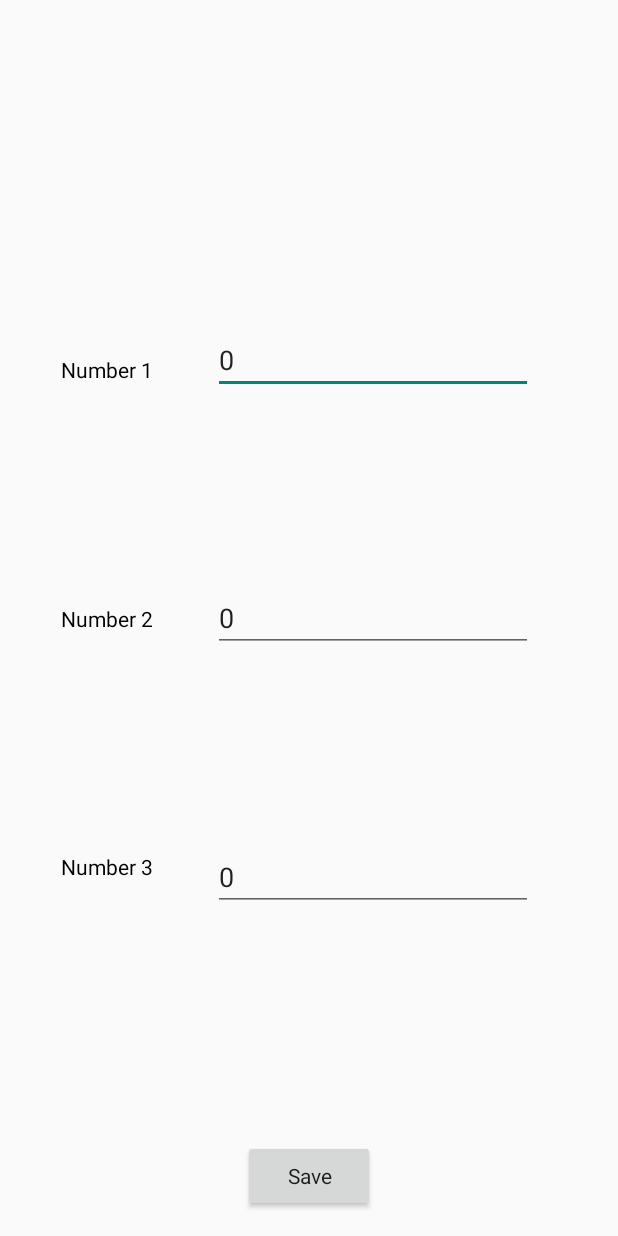
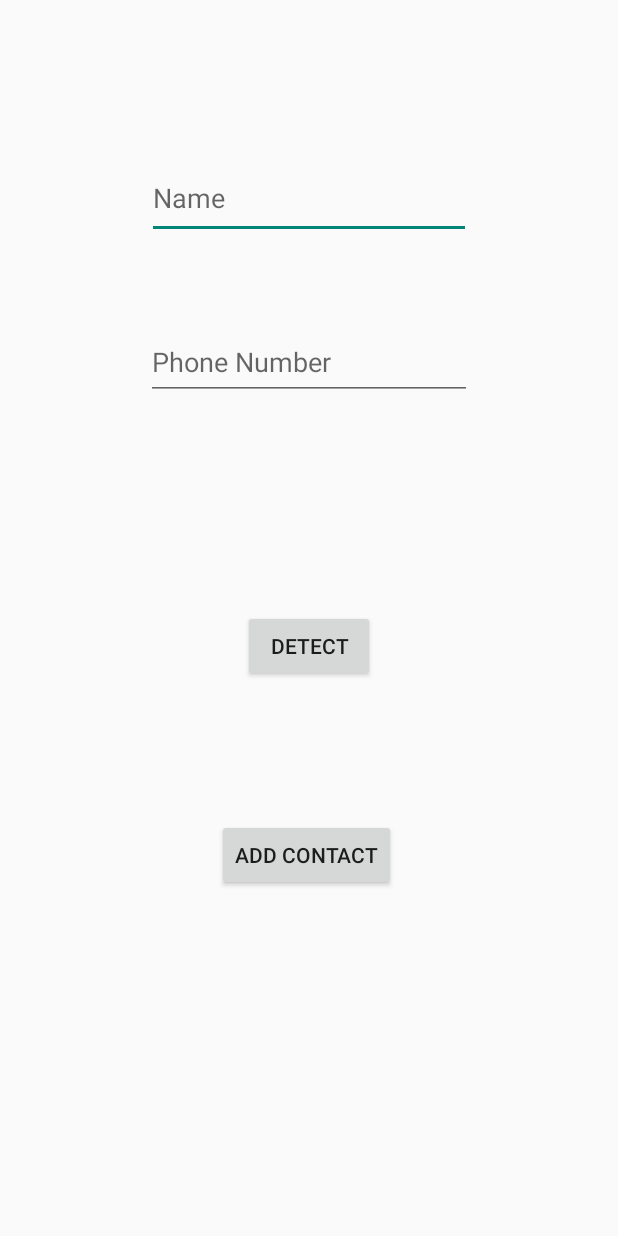
Before and after one commit to abhinavgogo/SOS-application, an Android app: the screen it shows after launch (number_activity before the commit, contactActivity after it), after a tap on an icon or button, on a phone screen of 412 x 824 dp. Run offline under Robolectric (Android 15) with nearby library versions, the phone set to English and light mode, and no system bars; libraries missing offline, so code that uses them is left out: com.skyfishjy.library; 1 statement that could not run was skipped.

Commit message:
sos app wihtout contact selection

```diff
--- a/app/src/main/AndroidManifest.xml
+++ b/app/src/main/AndroidManifest.xml
@@ -21,6 +21,9 @@
         android:supportsRtl="true"
         android:theme="@style/Theme.SOS">
         <activity
+            android:name=".contactActivity"
+            android:exported="true" />
+        <activity
             android:name=".number_activity"
             android:exported="true" />
         <activity android:name=".sendActivity" />
@@ -39,7 +42,8 @@
         <activity
             android:name=".MapsActivity"
             android:label="@string/title_activity_maps" />
-        <activity android:name=".MainActivity"
+        <activity
+            android:name=".MainActivity"
             android:exported="true">
             <intent-filter>
                 <action android:name="android.intent.action.MAIN" />
--- a/app/src/main/java/com/example/sos/MainActivity.java
+++ b/app/src/main/java/com/example/sos/MainActivity.java
@@ -38,6 +38,6 @@ public class MainActivity extends AppCompatActivity {
 
         });
         customSMS.setOnClickListener(v -> startActivity(new Intent(getApplicationContext(),sendActivity.class)));
-        numberView.setOnClickListener(view -> startActivity(new Intent(getApplicationContext(),number_activity.class)));
+        numberView.setOnClickListener(view -> startActivity(new Intent(getApplicationContext(),contactActivity.class)));
     }
 }
--- /dev/null
+++ b/app/src/main/java/com/example/sos/contactActivity.java
@@ -0,0 +1,69 @@
+package com.example.sos;
+
+import androidx.appcompat.app.AppCompatActivity;
+
+import android.content.Intent;
+import android.content.SharedPreferences;
+import android.database.Cursor;
+import android.os.Bundle;
+import android.provider.ContactsContract;
+import android.util.Log;
+import android.view.View;
+import android.widget.Button;
+import android.widget.EditText;
+import android.widget.Toast;
+
+public class contactActivity extends AppCompatActivity {
+
+    public static final String EXTRA_TEXT = "com.example.application.example.EXTRA_TEXT";
+    private static final int CONTACT_PICKER_REQUEST = 202;
+
+    private EditText namec,phnoc;
+    private Button conaddbtn,choose;
+    SharedPreferences sharedPreferences;
+
+
+    private static final String SHARED_PREF_NAME = "mypref";
+    private static final String KEY_NUM = "phno";
+
+    @Override
+    protected void onCreate(Bundle savedInstanceState) {
+        super.onCreate(savedInstanceState);
+        setContentView(R.layout.activity_contact);
+        namec = findViewById(R.id.cname);
+        phnoc = findViewById(R.id.cphno);
+        conaddbtn = findViewById(R.id.conadd);
+        sharedPreferences = getSharedPreferences(KEY_NUM,MODE_PRIVATE);
+
+        String name = sharedPreferences.getString(KEY_NUM,null);
+
+//        if(phnoc!=null){
+//            Intent conintent = new Intent(this,MapsActivity.class);
+//            startActivity(conintent);
+//
+//        }
+    }
+    public void addContact(View view){
+        try {
+            Cursor cursor = getContentResolver().query(ContactsContract.CommonDataKinds.Phone.CONTENT_URI,
+                    new String[]{ContactsContract.CommonDataKinds.Phone.NUMBER, ContactsContract.CommonDataKinds.Phone.TYPE},
+                    "DISPLAY_NAME = '" + namec.getText().toString() + "'", null, null);
+
+            cursor.moveToFirst();
+            phnoc.setText(cursor.getString(0));
+        }
+        catch (Exception e){
+            e.printStackTrace();
+            phnoc.setText("NA");
+        }
+    }
+    public void addpref(View view){
+        SharedPreferences.Editor editor = sharedPreferences.edit();
+        editor.putString(KEY_NUM,phnoc.getText().toString());
+        editor.apply();
+        Intent conintent = new Intent(contactActivity.this,MapsActivity.class);
+        startActivity(conintent);
+        Toast.makeText(this,"Contact Added Successfully",Toast.LENGTH_SHORT).show();
+    }
+
+}
--- a/app/src/main/java/com/example/sos/number_activity.java
+++ b/app/src/main/java/com/example/sos/number_activity.java
@@ -19,22 +19,22 @@ public class number_activity extends AppCompatActivity {
     protected void onCreate(Bundle savedInstanceState) {
         super.onCreate(savedInstanceState);
         setContentView(R.layout.activity_number);
-        num1 = findViewById(R.id.num1);
-        num2 = findViewById(R.id.num2);
-        num3 = findViewById(R.id.num3);
-        button = findViewById(R.id.button);
-
-        sharedPreferences = getSharedPreferences("NumberStorage", Context.MODE_PRIVATE);
-        num1.setText(String.valueOf(sharedPreferences.getInt("Number1",0)));
-        num2.setText(String.valueOf(sharedPreferences.getInt("Number2",0)));
-        num3.setText(String.valueOf(sharedPreferences.getInt("Number3",0)));
-        button.setOnClickListener(v -> {
-            SharedPreferences.Editor editor = sharedPreferences.edit();
-            editor.putInt("Number1",Integer.parseInt(num1.getText().toString()));
-            editor.putInt("Number2",Integer.parseInt(num2.getText().toString()));
-            editor.putInt("Number3",Integer.parseInt(num3.getText().toString()));
-            editor.apply();
-        });
+//        num1 = findViewById(R.id.num1);
+//        num2 = findViewById(R.id.num2);
+//        num3 = findViewById(R.id.num3);
+//        button = findViewById(R.id.button);
+//
+//        sharedPreferences = getSharedPreferences("NumberStorage", Context.MODE_PRIVATE);
+//        num1.setText(String.valueOf(sharedPreferences.getInt("Number1",0)));
+//        num2.setText(String.valueOf(sharedPreferences.getInt("Number2",0)));
+//        num3.setText(String.valueOf(sharedPreferences.getInt("Number3",0)));
+//        button.setOnClickListener(v -> {
+//            SharedPreferences.Editor editor = sharedPreferences.edit();
+//            editor.putInt("Number1",Integer.parseInt(num1.getText().toString()));
+//            editor.putInt("Number2",Integer.parseInt(num2.getText().toString()));
+//            editor.putInt("Number3",Integer.parseInt(num3.getText().toString()));
+//            editor.apply();
+//        });
 
     }
 }
--- /dev/null
+++ b/app/src/main/res/layout/activity_contact.xml
@@ -0,0 +1,62 @@
+<?xml version="1.0" encoding="utf-8"?>
+<androidx.constraintlayout.widget.ConstraintLayout xmlns:android="http://schemas.android.com/apk/res/android"
+    xmlns:app="http://schemas.android.com/apk/res-auto"
+    xmlns:tools="http://schemas.android.com/tools"
+    android:layout_width="match_parent"
+    android:layout_height="match_parent"
+    tools:context=".contactActivity">
+
+    <EditText
+        android:id="@+id/cname"
+        android:layout_width="216dp"
+        android:layout_height="54dp"
+        android:ems="10"
+        android:hint="Name"
+        android:inputType="textPersonName"
+        app:layout_constraintBottom_toBottomOf="parent"
+        app:layout_constraintEnd_toEndOf="parent"
+        app:layout_constraintHorizontal_bias="0.5"
+        app:layout_constraintStart_toStartOf="parent"
+        app:layout_constraintTop_toTopOf="parent"
+        app:layout_constraintVertical_bias="0.137" />
+
+    <EditText
+        android:id="@+id/cphno"
+        android:layout_width="217dp"
+        android:layout_height="50dp"
+        android:ems="10"
+        android:hint="Phone Number"
+        android:inputType="phone"
+        app:layout_constraintBottom_toBottomOf="parent"
+        app:layout_constraintEnd_toEndOf="parent"
+        app:layout_constraintStart_toStartOf="parent"
+        app:layout_constraintTop_toTopOf="parent"
+        app:layout_constraintVertical_bias="0.28" />
+
+    <Button
+        android:id="@+id/condetect"
+        android:layout_width="wrap_content"
+        android:layout_height="wrap_content"
+        android:onClick="addContact"
+        android:text="Detect"
+        app:layout_constraintBottom_toBottomOf="parent"
+        app:layout_constraintEnd_toEndOf="parent"
+        app:layout_constraintHorizontal_bias="0.5"
+        app:layout_constraintStart_toStartOf="parent"
+        app:layout_constraintTop_toTopOf="parent"
+        app:layout_constraintVertical_bias="0.524" />
+
+    <Button
+        android:id="@+id/conadd"
+        android:layout_width="wrap_content"
+        android:layout_height="wrap_content"
+        android:onClick="addpref"
+        android:text="Add Contact"
+        app:layout_constraintBottom_toBottomOf="parent"
+        app:layout_constraintEnd_toEndOf="parent"
+        app:layout_constraintHorizontal_bias="0.495"
+        app:layout_constraintStart_toStartOf="parent"
+        app:layout_constraintTop_toTopOf="parent"
+        app:layout_constraintVertical_bias="0.704" />
+
+</androidx.constraintlayout.widget.ConstraintLayout>
--- a/app/src/main/res/layout/activity_number.xml
+++ b/app/src/main/res/layout/activity_number.xml
@@ -1,101 +1,41 @@
 <?xml version="1.0" encoding="utf-8"?>
-<androidx.constraintlayout.widget.ConstraintLayout xmlns:android="http://schemas.android.com/apk/res/android"
+<LinearLayout xmlns:android="http://schemas.android.com/apk/res/android"
     xmlns:app="http://schemas.android.com/apk/res-auto"
     xmlns:tools="http://schemas.android.com/tools"
     android:layout_width="match_parent"
     android:layout_height="match_parent"
+    android:orientation="vertical"
     tools:context=".number_activity">
 
-    <TextView
-        android:id="@+id/textView"
+
+    <EditText
+        android:id="@+id/msg"
+        android:layout_width="match_parent"
+        android:layout_height="65dp"
+        android:layout_margin="7dp"
+        android:gravity="center"
+        android:hint="Contact Name"
+        android:inputType="textLongMessage" />
+
+    <EditText
+        android:id="@+id/phoneNumber"
+        android:layout_width="match_parent"
+        android:layout_height="57dp"
+        android:layout_margin="7dp"
+        android:hint="Phone Number"
+        android:inputType="phone" />
+
+    <Button
+        android:id="@+id/detectbtn"
         android:layout_width="wrap_content"
         android:layout_height="wrap_content"
-        android:layout_marginTop="90dp"
-        android:text="@string/number_1"
-        android:textColor="@color/black"
-        app:layout_constraintBottom_toTopOf="@+id/textView2"
-        app:layout_constraintEnd_toStartOf="@+id/num1"
-        app:layout_constraintHorizontal_bias="0.5"
-        app:layout_constraintStart_toStartOf="parent"
-        app:layout_constraintTop_toTopOf="parent" />
+        android:layout_gravity="center_horizontal"
+        android:text="Detect" />
 
-    <TextView
-        android:id="@+id/textView2"
+    <Button
+        android:id="@+id/addd"
         android:layout_width="wrap_content"
         android:layout_height="wrap_content"
-        android:text="@string/number_2"
-        android:textColor="@color/black"
-        app:layout_constraintBottom_toTopOf="@+id/textView3"
-        app:layout_constraintEnd_toStartOf="@+id/num2"
-        app:layout_constraintHorizontal_bias="0.5"
-        app:layout_constraintStart_toStartOf="parent"
-        app:layout_constraintTop_toBottomOf="@+id/textView" />
-
-    <TextView
-        android:id="@+id/textView3"
-        android:layout_width="wrap_content"
-        android:layout_height="wrap_content"
-        android:layout_marginBottom="90dp"
-        android:text="@string/number_3"
-        android:textColor="@color/black"
-        app:layout_constraintBottom_toBottomOf="parent"
-        app:layout_constraintEnd_toStartOf="@+id/num3"
-        app:layout_constraintHorizontal_bias="0.5"
-        app:layout_constraintStart_toStartOf="parent"
-        app:layout_constraintTop_toBottomOf="@+id/textView2" />
-
-    <EditText
-        android:id="@+id/num1"
-        android:layout_width="wrap_content"
-        android:layout_height="wrap_content"
-        android:layout_marginTop="90dp"
-        android:layout_marginEnd="16dp"
-        android:ems="10"
-        android:inputType="phone"
-        android:maxLength="10"
-        app:layout_constraintBottom_toTopOf="@+id/num2"
-        app:layout_constraintEnd_toEndOf="parent"
-        app:layout_constraintHorizontal_bias="0.5"
-        app:layout_constraintStart_toEndOf="@+id/textView"
-        app:layout_constraintTop_toTopOf="parent" />
-
-    <EditText
-        android:id="@+id/num2"
-        android:layout_width="wrap_content"
-        android:layout_height="wrap_content"
-        android:layout_marginEnd="16dp"
-        android:ems="10"
-        android:inputType="phone"
-        android:maxLength="10"
-        app:layout_constraintBottom_toTopOf="@+id/num3"
-        app:layout_constraintEnd_toEndOf="parent"
-        app:layout_constraintHorizontal_bias="0.5"
-        app:layout_constraintStart_toEndOf="@+id/textView2"
-        app:layout_constraintTop_toBottomOf="@+id/num1" />
-
-    <EditText
-        android:id="@+id/num3"
-        android:layout_width="wrap_content"
-        android:layout_height="wrap_content"
-        android:layout_marginEnd="16dp"
-        android:layout_marginBottom="90dp"
-        android:ems="10"
-        android:inputType="phone"
-        android:maxLength="10"
-        app:layout_constraintBottom_toBottomOf="parent"
-        app:layout_constraintEnd_toEndOf="parent"
-        app:layout_constraintHorizontal_bias="0.5"
-        app:layout_constraintStart_toEndOf="@+id/textView3"
-        app:layout_constraintTop_toBottomOf="@+id/num2" />
-
-    <Button
-        android:id="@+id/button"
-        style="@style/Platform.MaterialComponents"
-        android:layout_width="wrap_content"
-        android:layout_height="wrap_content"
-        android:layout_marginBottom="16dp"
-        android:text="Save"
-        app:layout_constraintBottom_toBottomOf="parent"
-        app:layout_constraintEnd_toEndOf="parent"
-        app:layout_constraintStart_toStartOf="parent" />
-</androidx.constraintlayout.widget.ConstraintLayout>
+        android:layout_gravity="center_horizontal"
+        android:text="Add Contact" />
+</LinearLayout>
```
Also changed, not shown: app/src/main/java/com/example/sos/MapsActivity.java (+41 -11 lines).
